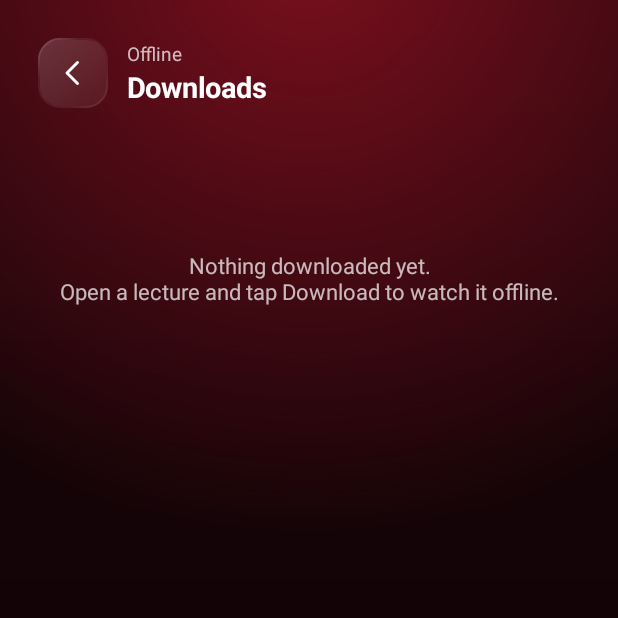
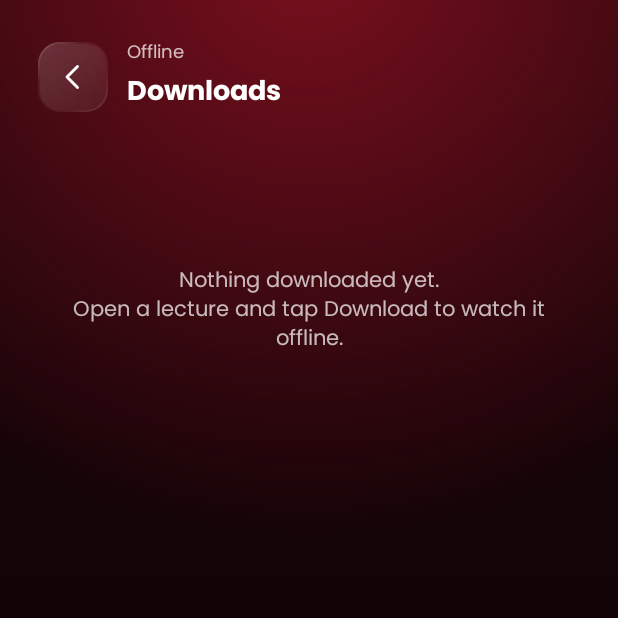
Before and after one commit to teznarayansharma744-design/ItachiUniverse-Android, an Android app: the DownloadsActivity screen opened directly, with no data from a screen before it, on a phone screen of 412 x 824 dp, the top half of it. Run offline under Robolectric (Android 15) with nearby library versions, the phone set to English and light mode, and no system bars; libraries missing offline, so code that uses them is left out: com.yausername.youtubedl_android.

Commit message:
Downloads in folders with PDF, rotate fix, Poppins font, no downloads in demo, keep premium login on update
- Downloads grouped by parent folder; a lecture's PDF is saved with its video and shown under the offline player
- Landscape no longer snaps back to portrait when auto-rotate is off
- Poppins font app-wide
- Demo mode: no download / save / open buttons, no Downloads card
- Expired login token is renewed silently using the remembered key instead of logging out

Co-Authored-By: Claude Sonnet 5.5 <noreply@anthropic.com>
Claude-Session: https://claude.ai/code/session_01P8pMQGeMm4GWqY9Kcegpfz

```diff
--- a/app/src/main/java/com/itachi/universe/HomeActivity.java
+++ b/app/src/main/java/com/itachi/universe/HomeActivity.java
@@ -293,8 +293,10 @@ public class HomeActivity extends BaseActivity {
         dlText.addView(UI.tv(this, "Lectures saved for offline watching", 13, false, dim));
         dl.addView(dlText, new LinearLayout.LayoutParams(0, -2, 1f));
         dl.addView(UI.iconView(this, R.drawable.ic_chevron, 20, dim));
-        col.addView(dl, UI.matchWrap());
-        col.addView(UI.space(this, 12));
+        if (!Access.isDemo()) {   // downloads are a premium feature
+            col.addView(dl, UI.matchWrap());
+            col.addView(UI.space(this, 12));
+        }
 
         LinearLayout dev = UI.card(this, 22, 18, null, null);
         dev.setOrientation(LinearLayout.HORIZONTAL);
--- a/app/src/main/java/com/itachi/universe/PdfPanel.java
+++ b/app/src/main/java/com/itachi/universe/PdfPanel.java
@@ -74,7 +74,7 @@ public class PdfPanel extends LinearLayout {
         this.title = title == null || title.isEmpty() ? "PDF" : title;
         setOrientation(VERTICAL);
 
-        if (toolbar) {
+        if (toolbar && !Access.isDemo()) {   // demo users cannot save or export anything
             LinearLayout bar = new LinearLayout(host);
             bar.setGravity(Gravity.CENTER_VERTICAL);
             bar.setPadding(UI.dp(host, 12), UI.dp(host, 2), UI.dp(host, 12), UI.dp(host, 2));
--- a/app/src/main/java/com/itachi/universe/UI.java
+++ b/app/src/main/java/com/itachi/universe/UI.java
@@ -82,12 +82,25 @@ public final class UI {
     }
 
     // ---------- views ----------
+    private static final Typeface[] FONTS = new Typeface[3];
+
+    /** Poppins: 0 regular, 1 medium (labels, buttons), 2 bold (headings). Falls back to the system font. */
+    public static Typeface font(Context c, int weight) {
+        if (FONTS[weight] == null) {
+            int[] res = {R.font.poppins_regular, R.font.poppins_medium, R.font.poppins_bold};
+            try { FONTS[weight] = androidx.core.content.res.ResourcesCompat.getFont(c.getApplicationContext(), res[weight]); }
+            catch (Exception ignored) {}
+            if (FONTS[weight] == null) FONTS[weight] = weight == 0 ? Typeface.DEFAULT : Typeface.DEFAULT_BOLD;
+        }
+        return FONTS[weight];
+    }
+
     public static TextView tv(Context c, String s, float sp, boolean bold, int color) {
         TextView t = new TextView(c);
         t.setText(s);
-        t.setTextSize(TypedValue.COMPLEX_UNIT_SP, sp * scale(c));
+        t.setTextSize(TypedValue.COMPLEX_UNIT_SP, sp * scale(c) * 0.95f);   // Poppins runs a little wider than the system font
         t.setTextColor(color);
-        if (bold) t.setTypeface(Typeface.DEFAULT_BOLD);
+        t.setTypeface(font(c, bold ? (sp >= 17 ? 2 : 1) : 0));
         return t;
     }
 
@@ -231,6 +244,7 @@ public final class UI {
         e.setTextColor(text(c));
         e.setHintTextColor(dim(c));
         e.setTextSize(TypedValue.COMPLEX_UNIT_SP, 16);
+        e.setTypeface(font(c, 0));
         e.setInputType(InputType.TYPE_CLASS_TEXT);
         e.setPadding(dp(c, 16), dp(c, 14), dp(c, 16), dp(c, 14));
         e.setBackground(new GlassDrawable(c, dp(c, 16), 0, 1.2f));
--- a/app/src/main/java/com/itachi/universe/YtControls.java
+++ b/app/src/main/java/com/itachi/universe/YtControls.java
@@ -224,7 +224,7 @@ public class YtControls extends FrameLayout {
         t.setTextColor(Color.WHITE);
         t.setTextSize(sp);
         t.setGravity(Gravity.CENTER);
-        t.setTypeface(Typeface.DEFAULT_BOLD);
+        t.setTypeface(UI.font(getContext(), 1));
         return t;
     }
 
--- /dev/null
+++ b/app/src/main/res/drawable/ic_folder.xml
@@ -0,0 +1,10 @@
+<?xml version="1.0" encoding="utf-8"?>
+<vector xmlns:android="http://schemas.android.com/apk/res/android"
+    android:width="24dp" android:height="24dp"
+    android:viewportWidth="24" android:viewportHeight="24">
+    <path
+        android:pathData="M3.5 7.5a2 2 0 0 1 2-2h4l2 2.2h7a2 2 0 0 1 2 2V17.5a2 2 0 0 1-2 2h-13a2 2 0 0 1-2-2z"
+        android:strokeColor="#FFFFFFFF"
+        android:strokeWidth="1.8"
+        android:strokeLineJoin="round" />
+</vector>
--- /dev/null
+++ b/app/src/main/res/font/poppins.xml
@@ -0,0 +1,6 @@
+<?xml version="1.0" encoding="utf-8"?>
+<font-family xmlns:android="http://schemas.android.com/apk/res/android">
+    <font android:fontStyle="normal" android:fontWeight="400" android:font="@font/poppins_regular" />
+    <font android:fontStyle="normal" android:fontWeight="500" android:font="@font/poppins_medium" />
+    <font android:fontStyle="normal" android:fontWeight="700" android:font="@font/poppins_bold" />
+</font-family>
--- a/app/src/main/res/values/themes.xml
+++ b/app/src/main/res/values/themes.xml
@@ -6,6 +6,8 @@
         <item name="android:navigationBarColor">@android:color/transparent</item>
         <item name="android:windowAnimationStyle">@style/HxWindowAnim</item>
         <item name="colorPrimary">#A3122A</item>
+        <item name="android:fontFamily">@font/poppins</item>
+        <item name="fontFamily">@font/poppins</item>
     </style>
 
     <!-- Screens slide in with a soft deceleration while the old one drifts back, like HyperOS / ColorOS. -->
@@ -23,5 +25,6 @@
         <item name="android:windowNoTitle">true</item>
         <item name="android:windowAnimationStyle">@null</item>
         <item name="android:backgroundDimEnabled">true</item>
+        <item name="android:fontFamily">@font/poppins</item>
     </style>
 </resources>
```
Also changed, not shown: app/src/main/java/com/itachi/universe/Api.java (+41 -3 lines), app/src/main/java/com/itachi/universe/Downloads.java (+17 -0 lines), app/src/main/java/com/itachi/universe/DownloadsActivity.java (+74 -9 lines), app/src/main/java/com/itachi/universe/LecturesActivity.java (+13 -3 lines), app/src/main/java/com/itachi/universe/PlayerActivity.java (+11 -1 lines), app/src/main/res/font/poppins_bold.ttf (added), app/src/main/res/font/poppins_medium.ttf (added), app/src/main/res/font/poppins_regular.ttf (added).
